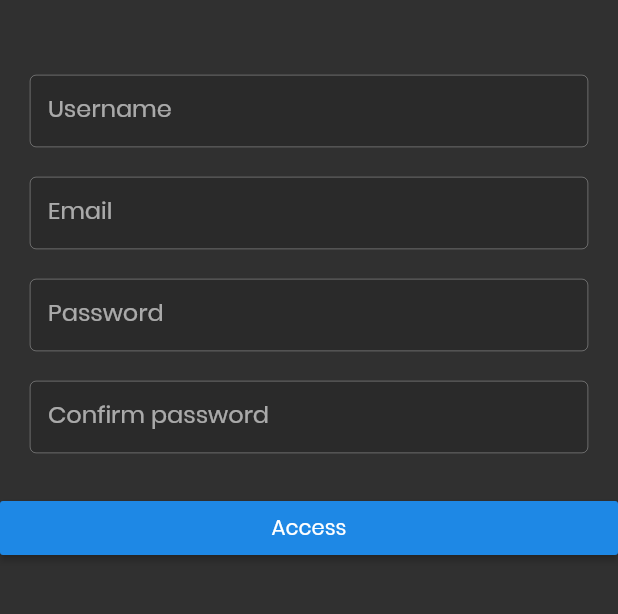
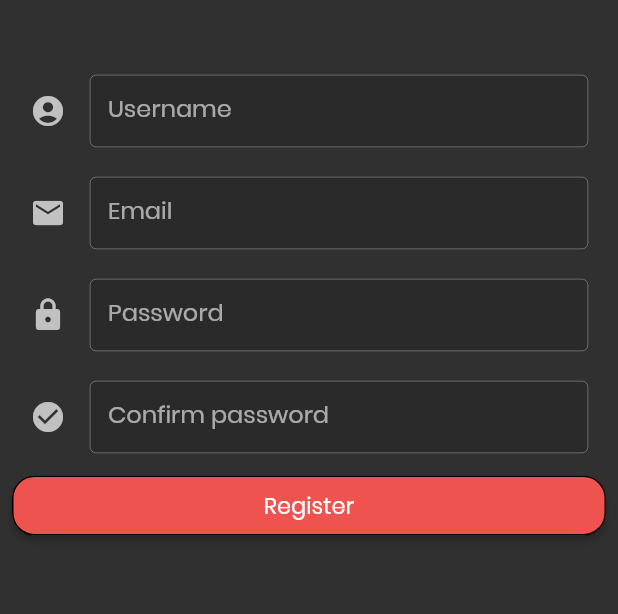
Before and after one commit to UNIZAR-30226-2020-02/Front-End, a Flutter app: the RegisterScreen screen opened directly, on a phone screen of 412 x 824 dp, the part 156-770 px from its top. Run offline on Flutter 3.47's test engine with Material 2 defaults, Android fonts, the light colour scheme and no system bars; our stand-ins replace dio, flutter_spinkit, shared_preferences; missing offline and left inert: flutter_exoplayer; accounts and stored records are empty.

Commit message:
WIP: Screen de registro - errores presentes, necesaria revision

```diff
--- a/Flutter_playstack/playstack/lib/screens/RegisterScreen.dart
+++ b/Flutter_playstack/playstack/lib/screens/RegisterScreen.dart
@@ -1,19 +1,24 @@
 import 'package:flutter/cupertino.dart';
 import 'package:flutter/material.dart';
+import 'package:http/http.dart' as http;
+import 'package:playstack/screens/mainscreen.dart';
+import 'package:playstack/shared/Loading.dart';
+import 'dart:convert';
 import 'package:playstack/shared/constants.dart';
+import 'package:shared_preferences/shared_preferences.dart';
+import 'package:playstack/shared/Loading.dart';
 
 class RegisterScreen extends StatefulWidget {
   @override
-  RegisterState createState() {
-    return new RegisterState();
-  }
+  RegisterState createState() => RegisterState();
 }
 
 class RegisterState extends State<RegisterScreen> {
 
   final _formKey = GlobalKey<FormState>();
-
+  String pass = null;
   bool _obscureText = true;
+  bool _loading = false;
   String _email, _password;
 
   // Toggles the password show status
@@ -30,15 +35,8 @@ class RegisterState extends State<RegisterScreen> {
     return true;
   }
 
-  @override
-  Widget build(BuildContext context) {
-    return Scaffold(
-      body:Form(
-        key:_formKey,
-        child: Center(
-          child: ListView(
-            children: <Widget>[
-              Row(
+  Widget logoRegister(){
+    return Row(
       children: <Widget>[
         Padding(
           padding: const EdgeInsets.fromLTRB(40, 40, 0, 40),
@@ -58,45 +56,40 @@ class RegisterState extends State<RegisterScreen> {
           ),
         ),
       ],
-              ),
-              Padding(
-                padding: const EdgeInsets.fromLTRB(20, 10, 20, 10),
-                child: TextFormField(
-                    decoration: myTextInputDecoration.copyWith(
-                        labelText: 'Username'),
-                    validator: (String value) {
-                      if(usernameNotTaken(value))
-                        return '';
-                      else
-                        return '''The username you provided is already being used, please choose a new one and try again''';
+    );
   }
-                ),
-              ),
-              Padding(
-                padding: const EdgeInsets.fromLTRB(20, 10, 20, 10),
-                child: TextFormField(
-                    decoration: myTextInputDecoration.copyWith(
-                        labelText: 'Email',
-                        hintText: 'example@gmail.com')
-                ),
-              ),
-              Padding(
-                padding: const EdgeInsets.fromLTRB(20, 10, 20, 10),
-                child: TextFormField(
-                    decoration: myTextInputDecoration.copyWith(
-                        labelText: 'Password')
-                ),
-              ),
-              Padding(
-                padding: const EdgeInsets.fromLTRB(20, 10, 20, 10),
-                child: TextFormField(
-                    decoration: myTextInputDecoration.copyWith(
-                        labelText: 'Confirm password')
-                ),
-              ),
-              Padding(
-                padding: const EdgeInsets.symmetric(vertical: 16.0),
+  // Check if its a digit
+  bool isDigit(String s) =>
+      "0".compareTo(s[0]) <= 0 && "9".compareTo(s[0]) >= 0;
+
+  bool passwordIsSafe(String password) {
+    bool isSafe = false;
+    var char = '';
+
+    if (password.length >= 8) {
+      for (int i = 0; i < password.length; i++) {
+        char = password.substring(i, i + 1);
+        if (!isDigit(char)) {
+          if (char == char.toUpperCase()) {
+            isSafe = true;
+          }
+        }
+      }
+    }
+    return isSafe;
+  }
+
+  Widget registerButton() {
+    return Padding(
+      padding: const EdgeInsets.fromLTRB(8, 5, 8, 10),
+      child: Container(
+          width: 350,
+          height: 40,
           child: RaisedButton(
+              shape: RoundedRectangleBorder(
+                  borderRadius: new BorderRadius.circular(15.0),
+                  side: BorderSide(color: Colors.black)),
+              color: Colors.red[400],
               onPressed: () {
                 // devolverá true si el formulario es válido, o falso si
                 // el formulario no es válido.
@@ -109,12 +102,119 @@ class RegisterState extends State<RegisterScreen> {
                       SnackBar(content: Text('Invalid credentials')));
                 }
               },
-                  child: Text('Access'),
+              child: Text(
+                'Register',
+                style: TextStyle(color: Colors.white, fontSize: 15),
+              ))),
+    );
+  }
+
+Widget usernameField(){
+  return Padding(
+    padding: const EdgeInsets.fromLTRB(20, 10, 20, 10),
+    child: TextFormField(
+        decoration: myTextInputDecoration.copyWith(
+            labelText: 'Username',
+            icon: Icon(Icons.account_circle)),
+        validator: (String value) {
+          if(value == null)
+            return '''Must provide a username''';
+          else if (!usernameNotTaken(value))
+            return '''The username you provided is already being used, please choose a new one and try again''';
+          else
+            return null;
+        }
     ),
+  );
+}
+
+Widget emailField(){
+  return Padding(
+    padding: const EdgeInsets.fromLTRB(20, 10, 20, 10),
+    child: TextFormField(
+      decoration: myTextInputDecoration.copyWith(
+          labelText: 'Email',
+          hintText: 'example@gmail.com',
+          icon: Icon(Icons.email)),
+      validator: (String value) {
+        if (!value.contains('@')) {
+          return 'Please enter a valid email';
+        } else {
+          return null;
+        }
+      },
     ),
+  );
+}
+
+Widget passwordField(){
+  return Padding(
+    padding: const EdgeInsets.fromLTRB(20, 10, 20, 10),
+    child: TextFormField(
+      decoration: myTextInputDecoration.copyWith(
+          labelText: 'Password',
+          icon: Icon(Icons.lock)),
+      obscureText: true,
+      validator: (val) {
+        if (passwordIsSafe(val)) {
+          pass = val;
+          return null;
+        } else {
+          return '''Please enter a valid password with at least one upper case letter and 8 characters''';
+        }
+      },
+    ),
+  );
+}
+
+Widget confirmField(){
+  return Padding(
+    padding: const EdgeInsets.fromLTRB(20, 10, 20, 10),
+    child: TextFormField(
+        decoration: myTextInputDecoration.copyWith(
+            labelText: 'Confirm password',
+            icon: Icon(Icons.check_circle)),
+        obscureText: true,
+        validator: (val) {
+          if(pass == val){
+            return null;
+          }
+          else{
+            return '''Passwords are not the same''';
+          }
+        }
+    ),
+  );
+}
+  @override
+  Widget build(BuildContext context) {
+
+    return Container(
+      decoration: BoxDecoration(
+          gradient: LinearGradient(
+              colors: [Colors.red[900], Colors.grey[900], Colors.grey[900]],
+              begin: Alignment.topCenter,
+              end: Alignment.bottomCenter)),
+    child: _loading? Center( child: Loading() ) :
+     Scaffold(
+
+      body:Form(
+        key:_formKey,
+        child: Center(
+            child: ListView(
+              children: <Widget>[
+                logoRegister(),
+                usernameField(),
+                emailField(),
+                passwordField(),
+                confirmField(),
+                registerButton(),
+
               ],
             )),
       ),
+    ),
     );
+
   }
 }
```
Lines whose indentation alone changed are shown as unchanged.
